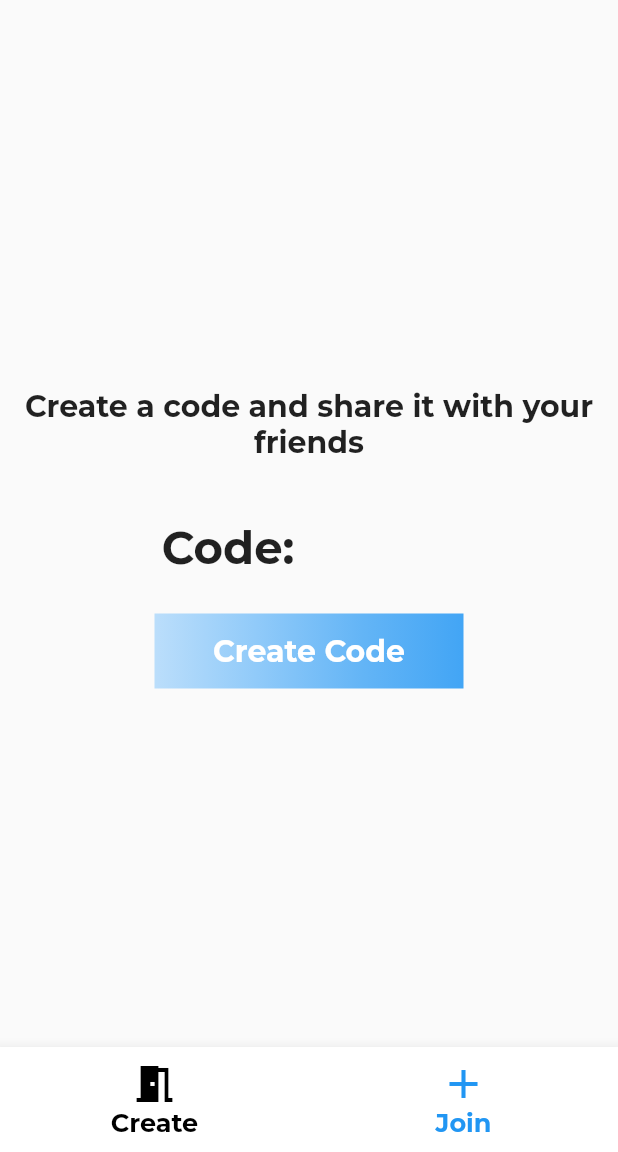
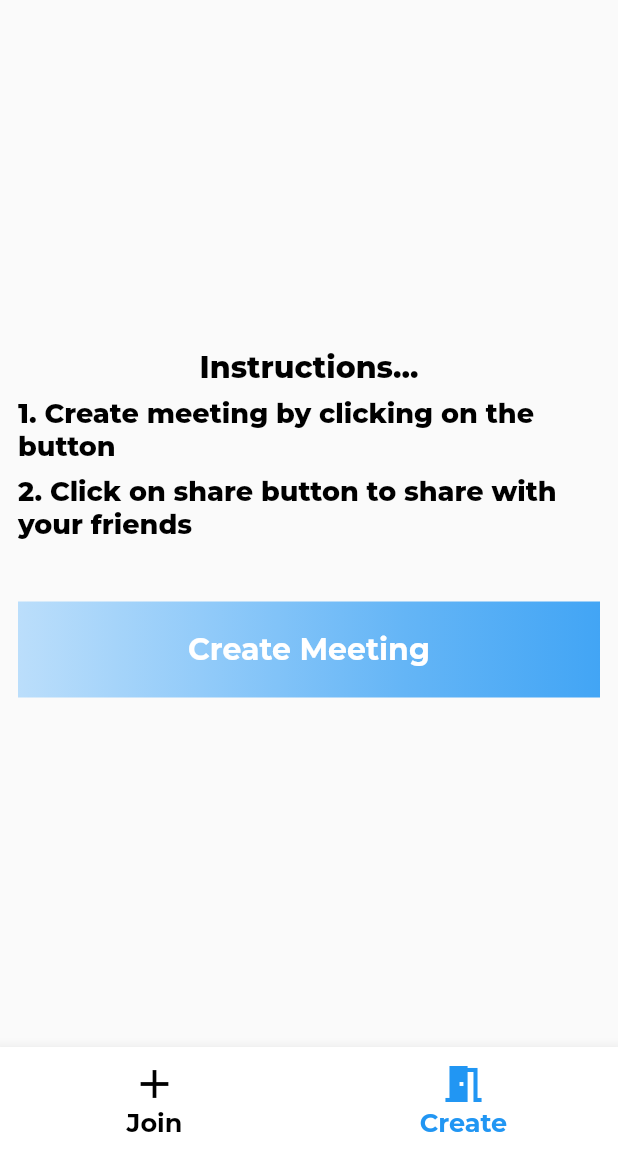
Before and after one commit to pavankalyan0424/teams, a Flutter app: the screen it shows once a user with an empty profile is signed in, item 2 of the bottom bar chosen, on a phone screen of 412 x 824 dp, the part 84-1236 px from its top. Run offline on Flutter 3.47's test engine with Material 2 defaults, Android fonts, the phone set to English and light mode, and no system bars; our stand-ins replace cloud_firestore, firebase_auth, firebase_core, google_fonts, google_sign_in, introduction_screen and 2 more; missing offline and left inert: agora_rtc_engine; accounts and stored records are empty.

```diff
--- a/lib/screens/create_meeting_screen.dart
+++ b/lib/screens/create_meeting_screen.dart
@@ -1,5 +1,7 @@
 import 'package:flutter/material.dart';
 import 'package:teams/constants/variables.dart';
+
+import 'meet_screen.dart';
 
 class CreateMeetingScreen extends StatefulWidget {
   const CreateMeetingScreen({Key? key}) : super(key: key);
@@ -13,47 +15,63 @@ class _CreateMeetingScreenState extends State<CreateMeetingScreen> {
 
   @override
   Widget build(BuildContext context) {
-    final width = MediaQuery.of(context).size.width;
     return Scaffold(
-      body: Column(
+      body: Padding(
+        padding: const EdgeInsets.all(12.0),
+        child: Column(
           mainAxisAlignment: MainAxisAlignment.center,
           children: [
-          Container(
-            margin: const EdgeInsets.only(top: 20),
-            child: Text(
-              "Create a code and share it with your friends",
-              style: myStyle(20),
-              textAlign: TextAlign.center,
+            Text(
+              "Instructions...",
+              style: myStyle(
+                20,
+                Colors.black,
+                FontWeight.w800,
+              ),
+            ),
+            const SizedBox(
+              height: 8,
+            ),
+            Text(
+              "1. Create meeting by clicking on the button",
+              style: myStyle(
+                18,
+                Colors.black,
+                FontWeight.w800,
+              ),
+            ),
+            const SizedBox(
+              height: 8,
+            ),
+            Text(
+              "2. Click on share button to share with your friends",
+              style: myStyle(
+                18,
+                Colors.black,
+                FontWeight.w800,
               ),
             ),
             const SizedBox(
               height: 40,
             ),
-          Row(
-            mainAxisAlignment: MainAxisAlignment.spaceEvenly,
-            children: [
-              Text(
-                "Code:",
-                style: myStyle(30),
-              ),
-              Text(
-                code,
-                style: myStyle(30, Colors.purple, FontWeight.w700),
-              ),
-            ],
-          ),
-          const SizedBox(
-            height: 25,
-          ),
             InkWell(
               onTap: () {
-              setState(() {
-                // code = Uuid().v1().substring(0, 6);
-              });
+                Navigator.pushReplacement(
+                  context,
+                  MaterialPageRoute(
+                    builder: (context) => const MeetScreen(),
+                  ),
+                );
               },
               child: Container(
-              width: width / 2,
-              height: 50,
+                child: Center(
+                  child: Text(
+                    "Create Meeting",
+                    style: myStyle(20, Colors.white),
+                  ),
+                ),
+                width: double.maxFinite,
+                height: 64,
                 decoration: const BoxDecoration(
                   gradient: LinearGradient(
                     colors: [
@@ -64,18 +82,10 @@ class _CreateMeetingScreenState extends State<CreateMeetingScreen> {
                     ],
                   ),
                 ),
-              child: Center(
-                child: Text(
-                  "Create Code",
-                  style: myStyle(
-                    20,
-                    Colors.white,
               ),
             ),
+          ],
         ),
-            ),
-          )
-        ],
       ),
     );
   }
--- a/lib/screens/home_screen.dart
+++ b/lib/screens/home_screen.dart
@@ -54,17 +54,17 @@ class _HomeScreenState extends State<HomeScreen> {
         items: [
           const BottomNavigationBarItem(
             icon: Icon(
+              Icons.add,
+              size: 32,
+            ),
+            label: "Join",
+          ),
+          const BottomNavigationBarItem(
+            icon: Icon(
               Icons.meeting_room,
               size: 32,
             ),
             label: "Create",
-          ),
-          const BottomNavigationBarItem(
-            icon: Icon(
-              Icons.add,
-              size: 32,
-            ),
-            label: "Join",
           ),
         ],
       ),
```
Also changed, not shown: lib/screens/meet_screen.dart (+105 -3 lines), 1 other file. Lines whose indentation alone changed are shown as unchanged.
